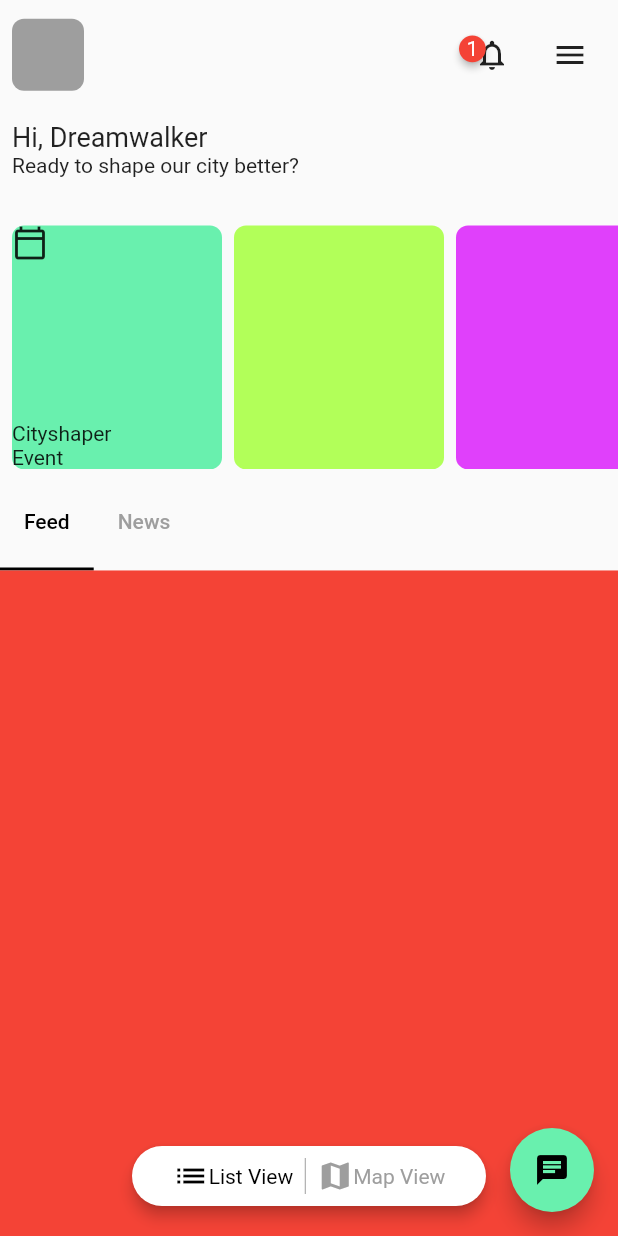
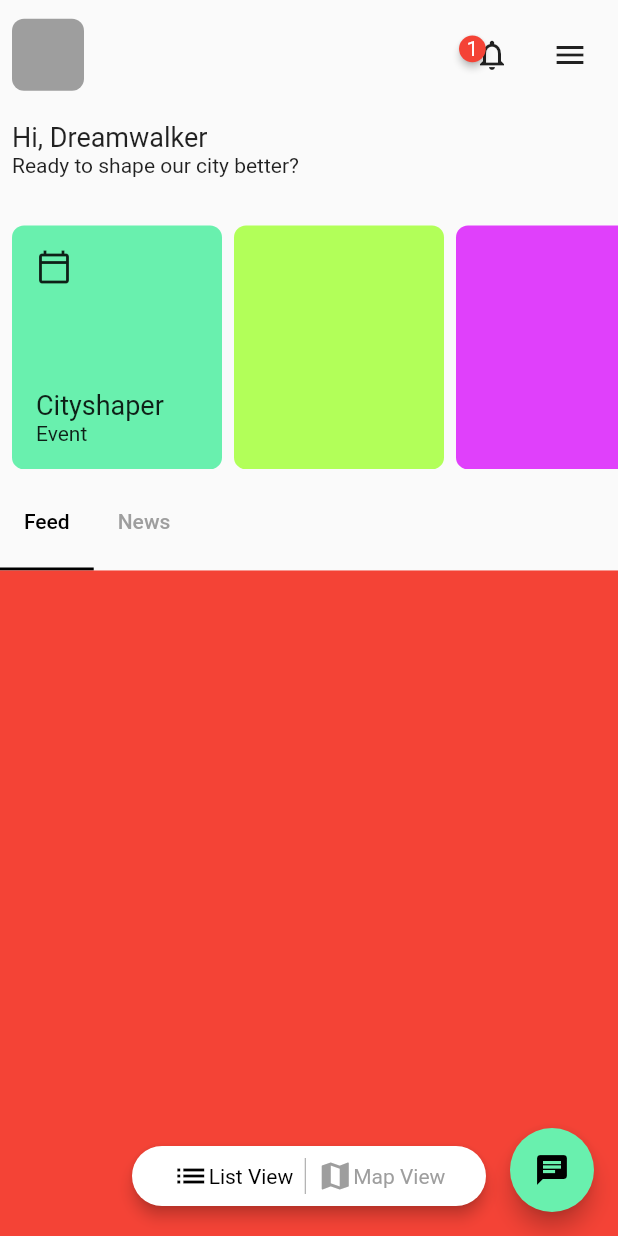
Before and after one commit to JAICHANGPARK/flutter_notebook_11th_story, a Flutter app: the screen it shows after launch, on a phone screen of 412 x 824 dp. Run offline on Flutter 3.47's test engine with Material 2 defaults, Android fonts, the phone set to English and light mode, and no system bars; drawn by our look-alikes of badges; our stand-ins replace backdrop, flutter_inner_drawer, flutter_slidable, flutter_swiper, google_fonts.

Commit message:
Update irys_home_page.dart

```diff
--- a/lib/ep727_irys_mobile_app/ui/irys_home_page.dart
+++ b/lib/ep727_irys_mobile_app/ui/irys_home_page.dart
@@ -98,12 +98,15 @@ class _IrysHomePageState extends State<IrysHomePage> with SingleTickerProviderSt
                                     padding: const EdgeInsets.only(right: 8),
                                     child: Container(
                                       width: 140,
+                                      padding: EdgeInsets.all(16),
                                       child: Column(
                                         crossAxisAlignment: CrossAxisAlignment.start,
                                         children: [
                                           Icon(Icons.calendar_today_outlined),
                                           Spacer(),
-                                          Text("Cityshaper"),
+                                          Text("Cityshaper", style: TextStyle(
+                                            fontSize: 18,
+                                          ),),
                                           Text("Event"),
                                         ],
                                       ),
```
